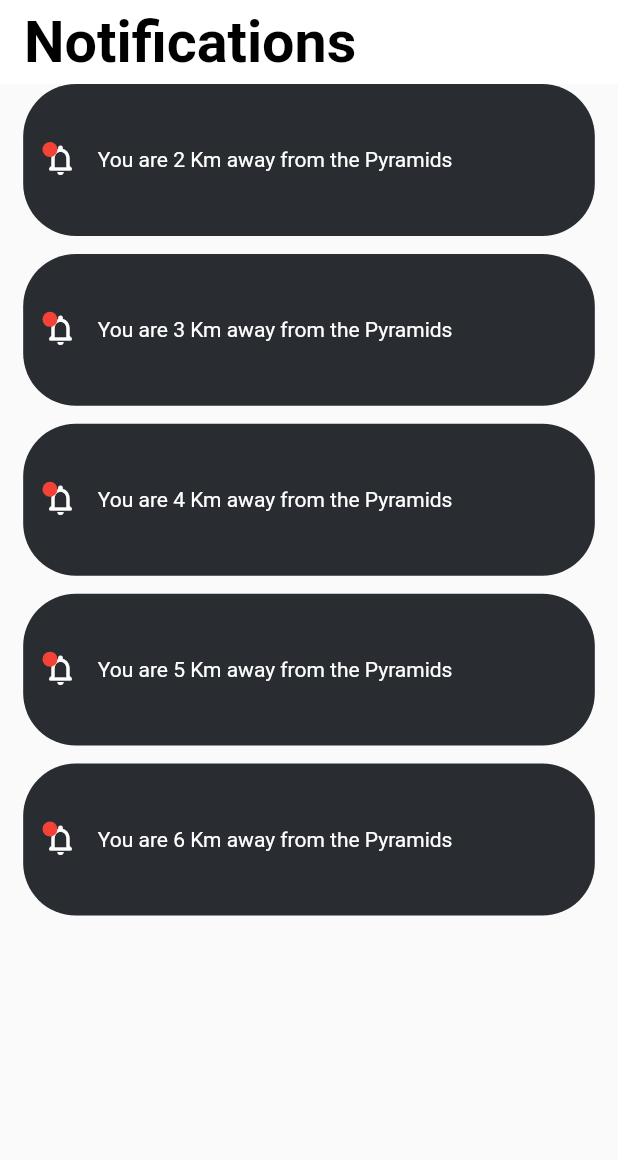
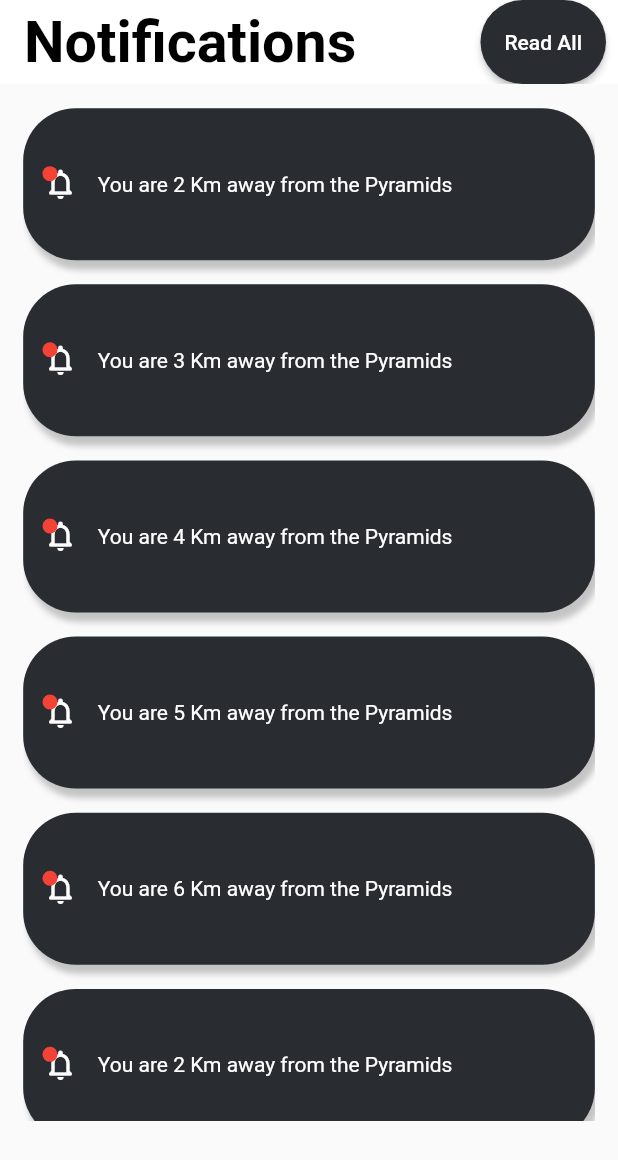
Before and after one commit to asirabdelhady/Graduation_Project, a Flutter app: the NotificationScreen screen opened directly, on a phone screen of 412 x 824 dp. Shown: the top 1160 px of the screen. Run offline on Flutter 3.47's test engine with Material 2 defaults, Android fonts, the phone set to English and light mode, and no system bars; our stand-ins replace curved_navigation_bar, expandable_text, fluttertoast, smooth_page_indicator.

Commit message:
Changed stuff in notifications screen

```diff
--- a/lib/main.dart
+++ b/lib/main.dart
@@ -17,7 +17,7 @@ void main(){
   class MyApp extends StatelessWidget{
   @override
   Widget build(BuildContext context) {
-    return MaterialApp(home: NotificationScreen(),
+    return MaterialApp(home: Navigation(),
     debugShowCheckedModeBanner: false,
     );
   }
--- a/lib/modules/notification/notification_screen.dart
+++ b/lib/modules/notification/notification_screen.dart
@@ -21,6 +21,23 @@ class Utils{
       Notifications(
         notification: "You are 6 Km away from the Pyramids",
       ),
+      Notifications(
+        notification: "You are 2 Km away from the Pyramids",
+      ),
+      Notifications(
+        notification: "You are 3 Km away from the Pyramids",
+      ),
+      Notifications(
+        notification: "You are 4 Km away from the Pyramids",
+      ),
+      Notifications(
+        notification: "You are 5 Km away from the Pyramids",
+      ),
+      Notifications(
+        notification: "You are 6 Km away from the Pyramids",
+      ),
+
+
     ];
   }
 
@@ -43,6 +60,24 @@ class _NotificationScreenState extends State<NotificationScreen> {
       appBar: AppBar(
         automaticallyImplyLeading: false,
         elevation: 0,
+        actions: [
+          Padding(
+            padding: const EdgeInsets.symmetric(horizontal: 8.0),
+            child: ElevatedButton(
+
+              style: ElevatedButton.styleFrom(
+                shape: StadiumBorder(),
+                primary: tPrimary(),
+              ),
+              child: Text('Read All'),
+              onPressed :(){
+                setState(() {
+                  notiTapped=true;
+                });
+              },
+            ),
+          ),
+        ],
         title:  Text('Notifications',
           style: TextStyle(color: Colors.black,fontWeight: FontWeight.bold, fontSize: mediaQueryWidth*0.093),),
         backgroundColor: Colors.white,),
@@ -54,11 +89,12 @@ class _NotificationScreenState extends State<NotificationScreen> {
             padding:  EdgeInsets.symmetric(horizontal: mediaQueryWidth*0.0375),
             child: Column(
               children:[
+                SizedBox(height: mediaQueryHeight*0.0196,),
                 Container(
                   width: mediaQueryWidth,
-                  height: mediaQueryHeight,
+                  height: mediaQueryHeight*0.819,
                   child: ListView.separated(
-                    separatorBuilder: (context, index) => SizedBox(height: 12,),
+                    separatorBuilder: (context, index) => SizedBox(height: mediaQueryHeight*0.0196,),
                       itemCount: notifications.length,
                       itemBuilder: (context, index) {
                         return Dismissible(
@@ -68,18 +104,19 @@ class _NotificationScreenState extends State<NotificationScreen> {
                               notifications.removeAt(index);
                             });
                           },
-                          child: GestureDetector(
-                            key: Key(notifications[index].notification),
-                            onTap: (){
-                              setState(() {
-                                notiTapped=true;
-                              });
-                            },
                           child: Container(
                             padding: EdgeInsets.symmetric(horizontal: mediaQueryWidth*0.03125),
                             width: double.infinity,
                             height: mediaQueryHeight*0.1229,
                             decoration: BoxDecoration(
+                              boxShadow: [
+                                BoxShadow(
+                                  color: tGrey(),
+                                  offset: Offset(3,6),
+                                  blurRadius: 3,
+
+                                ),
+                              ],
                               color: notiTapped==true? tGrey(): tPrimary(),
                               borderRadius: BorderRadius.circular(35),
                             ),
@@ -107,11 +144,10 @@ class _NotificationScreenState extends State<NotificationScreen> {
                               ],
                             ),
                           ),
-                          ),
                         );
 
                   }),
-                )
+                ),
 
 
                 /*SizedBox(
```
Lines whose indentation alone changed are shown as unchanged.
